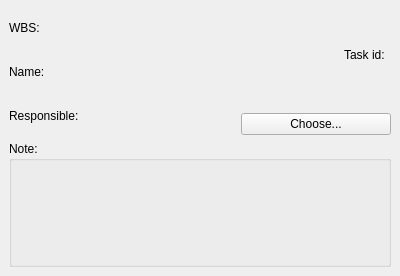
Qt form kplato/kptsummarytaskgeneralpanelbase.ui (KDE/calligra) before a commit.
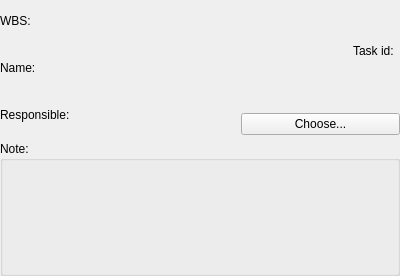
The same form after that commit. Custom widgets are drawn as their Qt base class.

```diff
--- a/kplato/kptsummarytaskgeneralpanelbase.ui
+++ b/kplato/kptsummarytaskgeneralpanelbase.ui
@@ -21,7 +21,7 @@
   </property>
   <layout class="QVBoxLayout" >
    <property name="margin" >
-    <number>9</number>
+    <number>0</number>
    </property>
    <property name="spacing" >
     <number>6</number>
@@ -225,9 +225,12 @@
      <property name="title" >
       <string>Note:</string>
      </property>
+     <property name="flat" >
+      <bool>true</bool>
+     </property>
      <layout class="QHBoxLayout" >
       <property name="margin" >
-       <number>9</number>
+       <number>0</number>
       </property>
       <property name="spacing" >
        <number>6</number>
```
